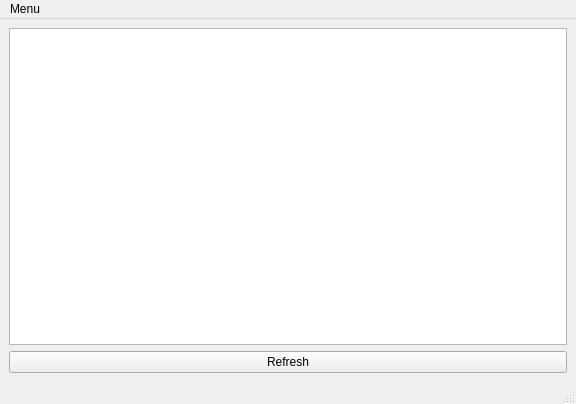
Qt form untitled.ui (mcgillij/FeedPy) before a commit.
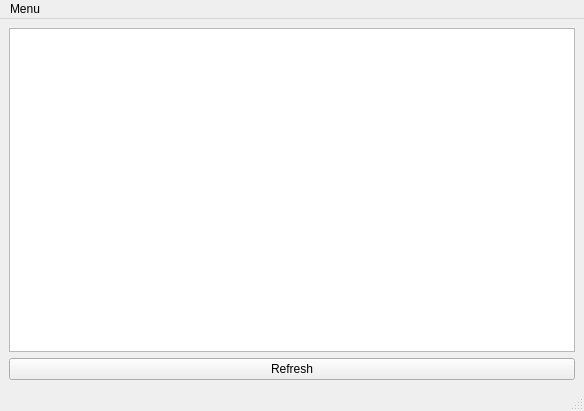
The same form after that commit.

Diff of the .ui file:
```diff
--- a/untitled.ui
+++ b/untitled.ui
@@ -6,8 +6,8 @@
    <rect>
     <x>0</x>
     <y>0</y>
-    <width>576</width>
-    <height>404</height>
+    <width>584</width>
+    <height>411</height>
    </rect>
   </property>
   <property name="windowTitle">
@@ -21,7 +21,7 @@
   </property>
   <widget class="QWidget" name="centralwidget">
    <layout class="QGridLayout" name="gridLayout">
-    <item row="0" column="0">
+    <item row="2" column="0">
      <widget class="QListWidget" name="listWidgetRss">
       <property name="mouseTracking">
        <bool>true</bool>
@@ -31,7 +31,7 @@
       </property>
      </widget>
     </item>
-    <item row="1" column="0">
+    <item row="3" column="0">
      <widget class="QPushButton" name="pushRefreshButton">
       <property name="text">
        <string>Refresh</string>
@@ -45,7 +45,7 @@
     <rect>
      <x>0</x>
      <y>0</y>
-     <width>576</width>
+     <width>584</width>
      <height>26</height>
     </rect>
    </property>
```
Left out of the diff: 9 changed lines with no effect on the pictures.
